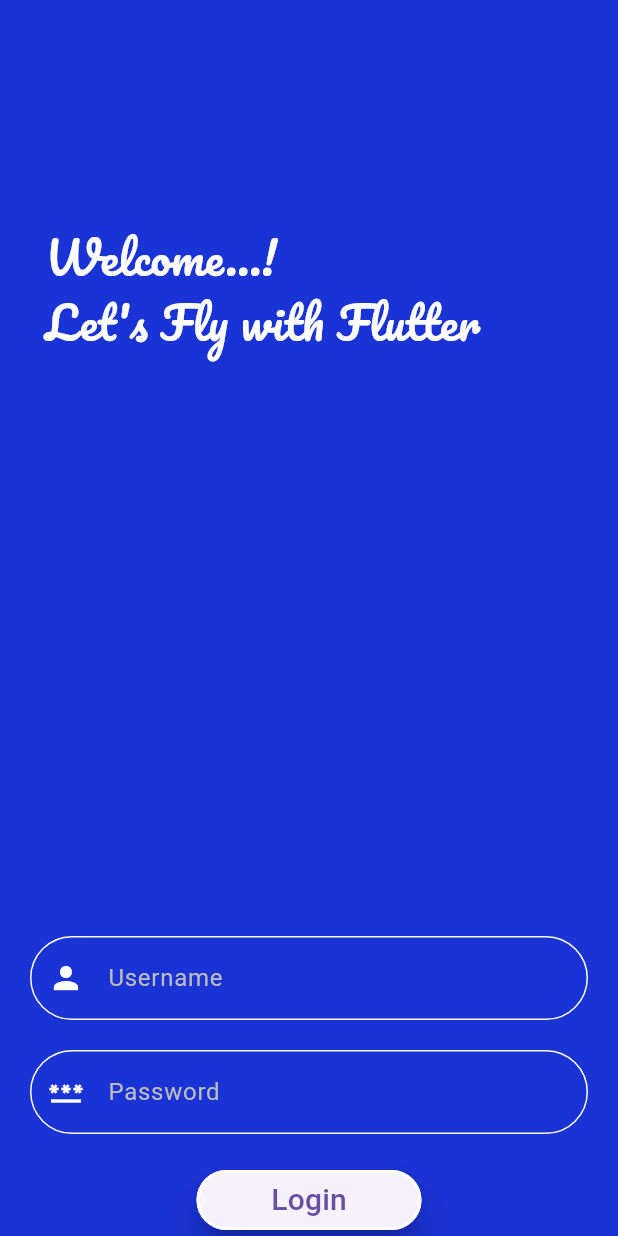
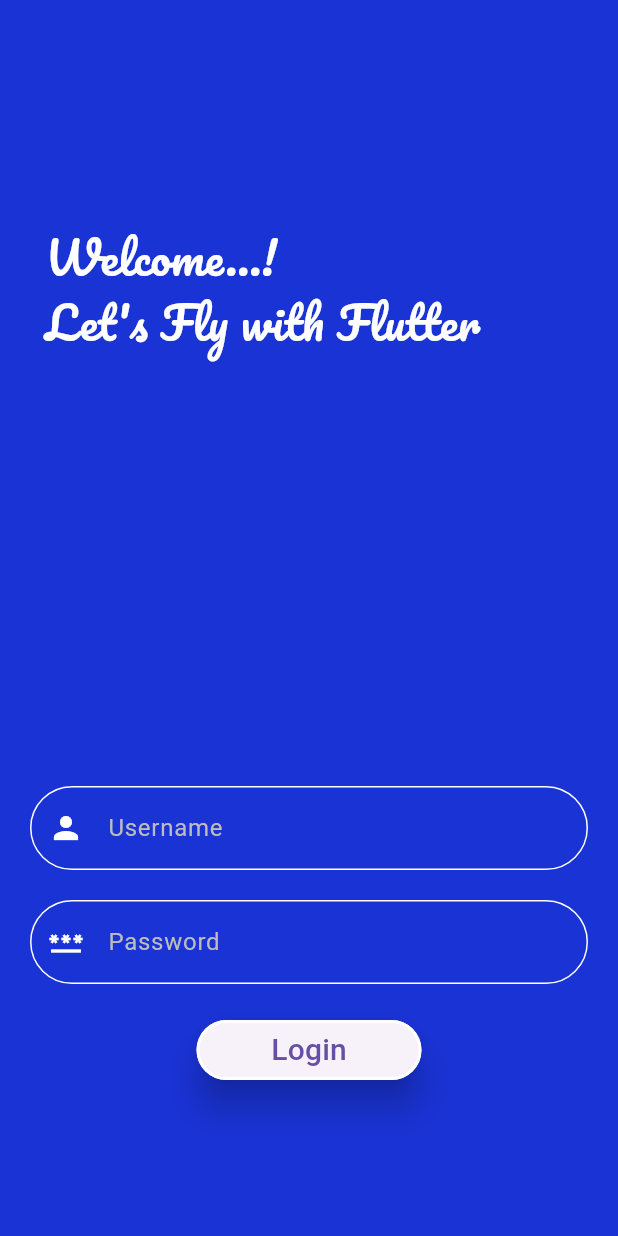
Before and after one commit to Akashprasad123/fly_with_flutter, a Flutter app: the screen it shows after launch, on a phone screen of 412 x 824 dp. Run offline on Flutter 3.47's test engine with Material 3 defaults, Android fonts, the phone set to English and light mode, and no system bars.

Commit message:
nothing special

```diff
--- a/lib/login_screen.dart
+++ b/lib/login_screen.dart
@@ -13,6 +13,8 @@
         resizeToAvoidBottomInset: false,
         backgroundColor: Colors.transparent,
         body: SafeArea(
+          child: Padding(
+            padding: const EdgeInsets.only(bottom: 100),
             child: Column(
               children: [
                 Expanded(
@@ -49,7 +51,8 @@
                           labelStyle: TextStyle(color: Colors.grey[400]),
                           enabledBorder: OutlineInputBorder(
                               borderRadius: BorderRadius.circular(30),
-                            borderSide: const BorderSide(color: Colors.white)),
+                              borderSide:
+                                  const BorderSide(color: Colors.white)),
                           focusedBorder: OutlineInputBorder(
                             borderRadius: BorderRadius.circular(30),
                             borderSide:
@@ -73,7 +76,8 @@
                           labelStyle: TextStyle(color: Colors.grey[400]),
                           enabledBorder: OutlineInputBorder(
                               borderRadius: BorderRadius.circular(30),
-                            borderSide: const BorderSide(color: Colors.white)),
+                              borderSide:
+                                  const BorderSide(color: Colors.white)),
                           focusedBorder: OutlineInputBorder(
                             borderRadius: BorderRadius.circular(30),
                             borderSide:
@@ -91,7 +95,8 @@
                               fixedSize: const MaterialStatePropertyAll<Size>(
                                   Size(150, 40)),
                               shape: MaterialStatePropertyAll<
-                                RoundedRectangleBorder>(RoundedRectangleBorder(
+                                      RoundedRectangleBorder>(
+                                  RoundedRectangleBorder(
                                 borderRadius: BorderRadius.circular(30.0),
                               )),
                               side: const MaterialStatePropertyAll<BorderSide>(
@@ -109,6 +114,7 @@
             ),
           ),
         ),
+      ),
     );
   }
 }
--- a/lib/scrollview.dart
+++ b/lib/scrollview.dart
@@ -10,7 +10,10 @@
         title: Text("Details"),
       ),
       backgroundColor: Colors.transparent,
-      body: SafeArea(child: Text("Hello Man")),
+      body: SafeArea(
+          child: Container(
+        color: Color.fromARGB(255, 26, 51, 213),
+      )),
     );
   }
 }
```
Lines whose indentation alone changed are shown as unchanged.
